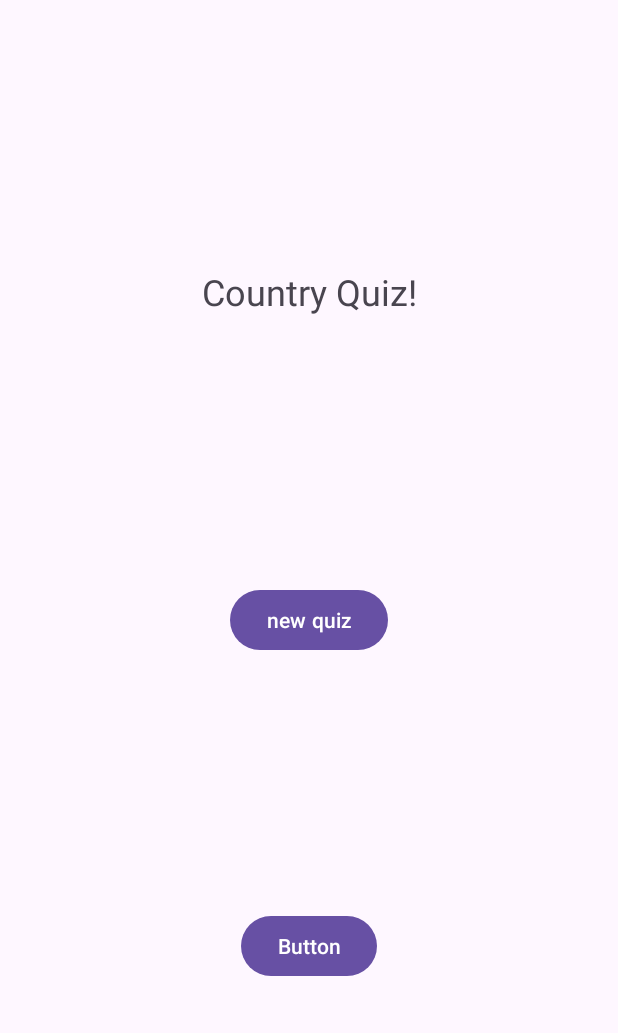
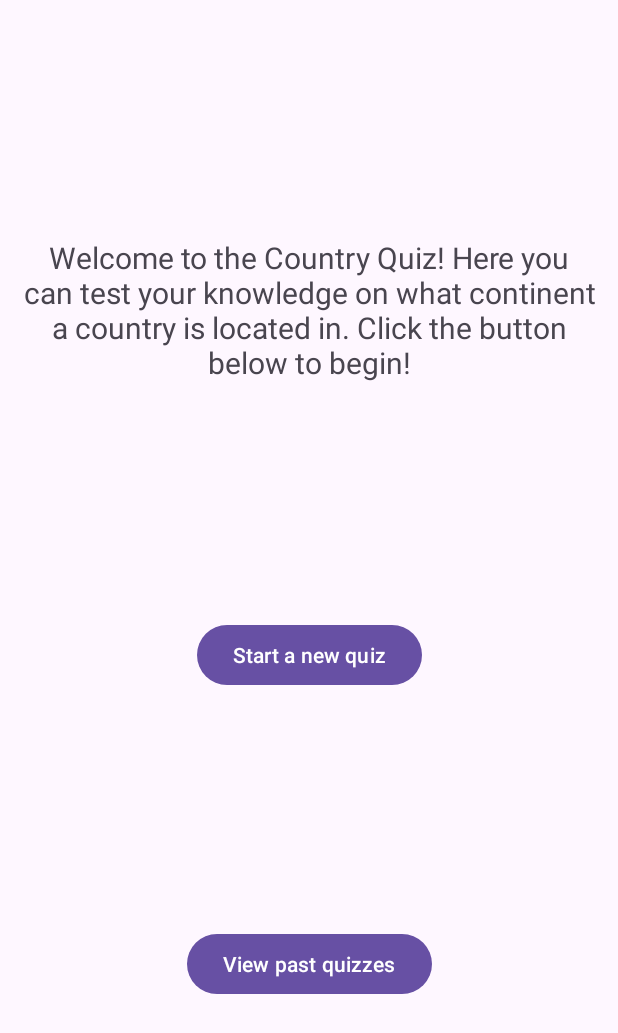
Before and after one commit to jwaryold2/country_quiz_android_studio, an Android app: the screen it shows after launch (MainActivity), on a phone screen of 412 x 824 dp. Shown: the top 1033 px of the screen. Run offline under Robolectric (Android 15) with nearby library versions, the phone set to English and light mode, and no system bars; libraries missing offline, so code that uses them is left out: com.opencsv, com.opencsv.exceptions.

```diff
--- a/app/src/main/res/layout/activity_main.xml
+++ b/app/src/main/res/layout/activity_main.xml
@@ -8,11 +8,13 @@
 
     <TextView
         android:id="@+id/textView"
-        android:layout_width="200dp"
-        android:layout_height="50dp"
+        android:layout_width="wrap_content"
+        android:layout_height="wrap_content"
         android:gravity="center"
-        android:text="Country Quiz!"
-        android:textSize="24sp"
+        android:paddingLeft="15dp"
+        android:paddingRight="15dp"
+        android:text="Welcome to the Country Quiz! Here you can test your knowledge on what continent a country is located in. Click the button below to begin!"
+        android:textSize="20sp"
         app:layout_constraintBottom_toTopOf="@+id/newquiz"
         app:layout_constraintEnd_toEndOf="parent"
         app:layout_constraintHorizontal_bias="0.5"
@@ -25,7 +27,7 @@
         android:id="@+id/newquiz"
         android:layout_width="wrap_content"
         android:layout_height="wrap_content"
-        android:text="new quiz"
+        android:text="Start a new quiz"
         app:layout_constraintBottom_toTopOf="@+id/button2"
         app:layout_constraintEnd_toEndOf="parent"
         app:layout_constraintStart_toStartOf="parent"
@@ -35,7 +37,7 @@
         android:id="@+id/button2"
         android:layout_width="wrap_content"
         android:layout_height="wrap_content"
-        android:text="Button"
+        android:text="View past quizzes"
         app:layout_constraintBottom_toBottomOf="parent"
         app:layout_constraintEnd_toEndOf="parent"
         app:layout_constraintStart_toStartOf="parent"
```
Also changed, not shown: app/src/main/java/edu/uga/cs/project4countryquiz/CountryQuestionFragment.java (+31 -13 lines), app/src/main/java/edu/uga/cs/project4countryquiz/ScoringFragment.java (+12 -0 lines), app/src/main/res/layout/fragment_scoring.xml (+14 -2 lines).
